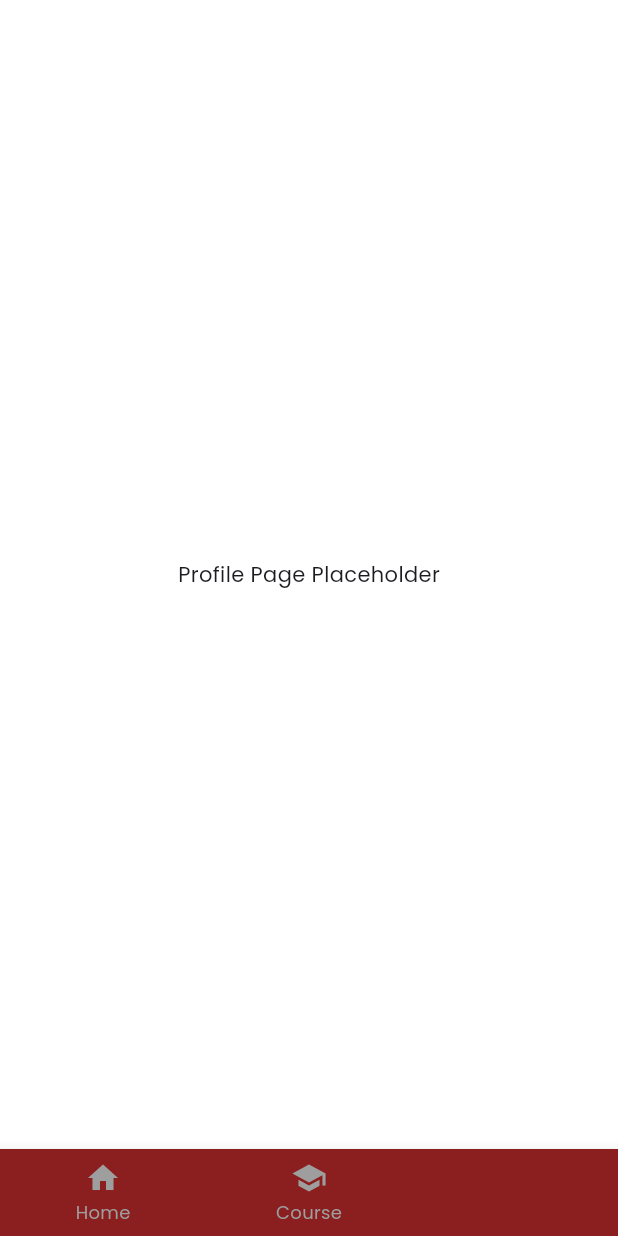
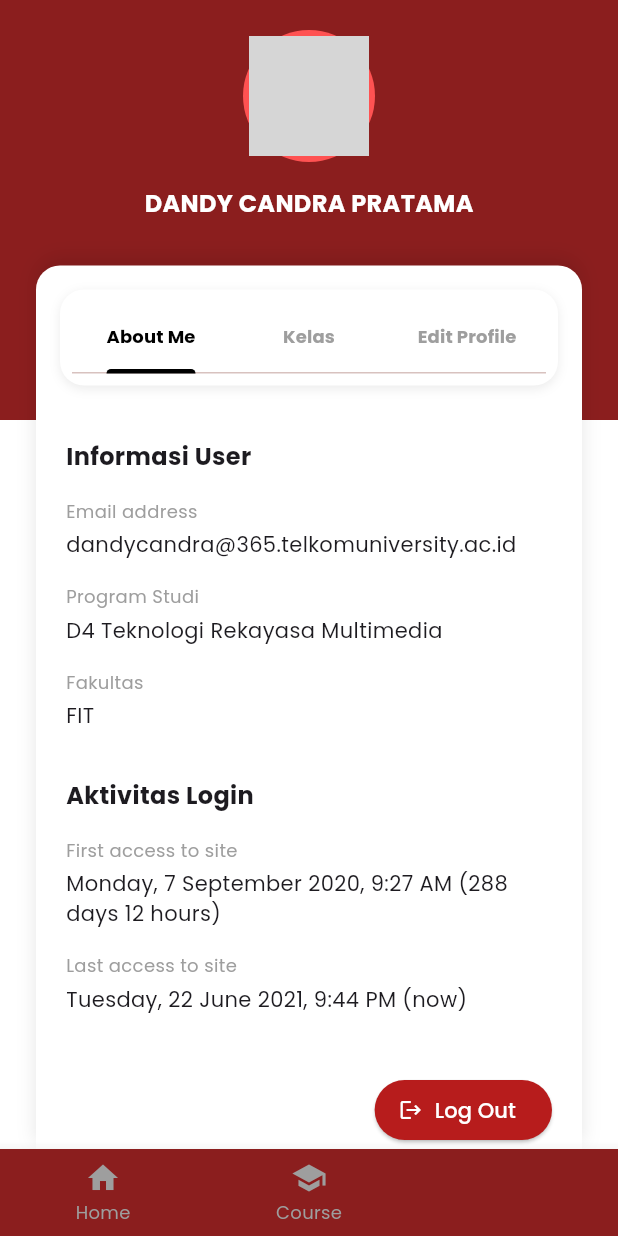
Before and after one commit to iqbalurrofiq/Lentera2, a Flutter app: the HomePage screen opened by its route, item 3 of the bottom bar chosen, on a phone screen of 412 x 824 dp. Run offline on Flutter 3.47's test engine with Material 3 defaults, Android fonts, the phone set to English and light mode, and no system bars; our stand-ins replace google_fonts; network calls fail; grey boxes are pictures that could not be loaded.

Commit message:
Add profile and settings pages

```diff
--- a/lentera/lib/pages/home_page.dart
+++ b/lentera/lib/pages/home_page.dart
@@ -4,6 +4,7 @@ import '../theme/colors.dart';
 import '../widgets/course_card.dart';
 import 'course_detail_page.dart';
 import 'course_page.dart';
+import 'profile_page.dart';
 
 class HomePage extends StatefulWidget {
   const HomePage({super.key});
@@ -27,7 +28,7 @@ class _HomePageState extends State<HomePage> {
     final List<Widget> pages = [
       _buildDashboard(context),
       const CoursePage(),
-      const Center(child: Text('Profile Page Placeholder')),
+      const ProfilePage(),
     ];
 
     return Scaffold(
--- /dev/null
+++ b/lentera/lib/pages/profile_page.dart
@@ -0,0 +1,325 @@
+import 'package:flutter/material.dart';
+import '../models/course_model.dart';
+import '../theme/colors.dart';
+import '../widgets/course_card.dart';
+import 'course_detail_page.dart';
+
+class ProfilePage extends StatefulWidget {
+  const ProfilePage({super.key});
+
+  @override
+  State<ProfilePage> createState() => _ProfilePageState();
+}
+
+class _ProfilePageState extends State<ProfilePage> with SingleTickerProviderStateMixin {
+  late TabController _tabController;
+
+  @override
+  void initState() {
+    super.initState();
+    _tabController = TabController(length: 3, vsync: this);
+  }
+
+  @override
+  void dispose() {
+    _tabController.dispose();
+    super.dispose();
+  }
+
+  @override
+  Widget build(BuildContext context) {
+    return Scaffold(
+      backgroundColor: Colors.white,
+      body: Stack(
+        children: [
+          // Maroon Header Background
+          Container(
+            height: 280, // Height for header
+            decoration: const BoxDecoration(
+              color: AppColors.primary,
+              borderRadius: BorderRadius.only(
+                bottomLeft: Radius.circular(0), // Screenshot looks simpler, but let's stick to simple flat or slight curve? The design shows just a block.
+                // Wait, the screenshot shows a red header, and the white part containing tabs overlaps it.
+              ),
+            ),
+          ),
+
+          SafeArea(
+            child: Column(
+              children: [
+                const SizedBox(height: 20),
+                // Profile Image & Name
+                 Center(
+                   child: Column(
+                     children: [
+                       Container(
+                         padding: const EdgeInsets.all(4),
+                         decoration: const BoxDecoration(
+                           color: Colors.redAccent, // Slightly lighter red ring
+                           shape: BoxShape.circle,
+                         ),
+                         child: const CircleAvatar(
+                           radius: 40,
+                           backgroundImage: NetworkImage('https://i.pravatar.cc/150?img=11'), // Dummy image
+                         ),
+                       ),
+                       const SizedBox(height: 16),
+                       const Text(
+                         'DANDY CANDRA PRATAMA',
+                         style: TextStyle(
+                           color: Colors.white,
+                           fontSize: 16,
+                           fontWeight: FontWeight.bold,
+                         ),
+                       ),
+                     ],
+                   ),
+                 ),
+                 const SizedBox(height: 30),
+
+                 // Floating Tab Section
+                 Expanded(
+                   child: Container(
+                     margin: const EdgeInsets.symmetric(horizontal: 24),
+                     decoration: BoxDecoration(
+                       color: Colors.white,
+                       borderRadius: const BorderRadius.only(
+                         topLeft: Radius.circular(16),
+                         topRight: Radius.circular(16),
+                       ),
+                       boxShadow: [
+                         BoxShadow(
+                           color: Colors.black.withOpacity(0.1),
+                           blurRadius: 10,
+                           offset: const Offset(0, -5),
+                         ),
+                       ],
+                     ),
+                     child: Column(
+                       children: [
+                         // Tab Bar
+                         Container(
+                           padding: const EdgeInsets.all(8),
+                           decoration: BoxDecoration(
+                             color: Colors.white,
+                             borderRadius: BorderRadius.circular(16),
+                             boxShadow: [
+                               BoxShadow(
+                                 color: Colors.grey.withOpacity(0.2),
+                                 blurRadius: 5,
+                                 offset: const Offset(0, 2),
+                               ),
+                             ],
+                           ),
+                           margin: const EdgeInsets.all(16),
+                           child: TabBar(
+                             controller: _tabController,
+                             labelColor: Colors.black,
+                             unselectedLabelColor: Colors.grey,
+                             indicatorSize: TabBarIndicatorSize.label,
+                             indicatorColor: Colors.black,
+                             labelStyle: const TextStyle(fontSize: 12, fontWeight: FontWeight.bold),
+                             tabs: const [
+                               Tab(text: "About Me"),
+                               Tab(text: "Kelas"),
+                               Tab(text: "Edit Profile"),
+                             ],
+                           ),
+                         ),
+
+                         // Content
+                         Expanded(
+                           child: TabBarView(
+                             controller: _tabController,
+                             children: [
+                               _buildAboutMeTab(),
+                               _buildKelasTab(),
+                               _buildEditProfileTab(),
+                             ],
+                           ),
+                         ),
+                       ],
+                     ),
+                   ),
+                 ),
+              ],
+            ),
+          ),
+        ],
+      ),
+    );
+  }
+
+  Widget _buildAboutMeTab() {
+    return SingleChildScrollView(
+      padding: const EdgeInsets.all(20),
+      child: Column(
+        crossAxisAlignment: CrossAxisAlignment.start,
+        children: [
+          const Text(
+            'Informasi User',
+            style: TextStyle(fontWeight: FontWeight.bold, fontSize: 16),
+          ),
+          const SizedBox(height: 16),
+          _buildInfoItem('Email address', 'dandycandra@365.telkomuniversity.ac.id'),
+          const SizedBox(height: 16),
+          _buildInfoItem('Program Studi', 'D4 Teknologi Rekayasa Multimedia'),
+           const SizedBox(height: 16),
+          _buildInfoItem('Fakultas', 'FIT'),
+
+          const SizedBox(height: 32),
+           const Text(
+            'Aktivitas Login',
+            style: TextStyle(fontWeight: FontWeight.bold, fontSize: 16),
+          ),
+          const SizedBox(height: 16),
+          _buildInfoItem('First access to site', 'Monday, 7 September 2020, 9:27 AM (288 days 12 hours)'),
+          const SizedBox(height: 16),
+          _buildInfoItem('Last access to site', 'Tuesday, 22 June 2021, 9:44 PM (now)'),
+
+          const SizedBox(height: 40),
+
+          // Logout Button
+          Align(
+            alignment: Alignment.bottomRight,
+            child: ElevatedButton.icon(
+              onPressed: () {
+                Navigator.of(context).pushReplacementNamed('/login');
+              },
+               icon: const Icon(Icons.logout, size: 16),
+              label: const Text('Log Out'),
+              style: ElevatedButton.styleFrom(
+                backgroundColor: const Color(0xFFB71C1C),
+                foregroundColor: Colors.white,
+                shape: RoundedRectangleBorder(
+                  borderRadius: BorderRadius.circular(20),
+                ),
+              ),
+            ),
+          ),
+          const SizedBox(height: 20),
+        ],
+      ),
+    );
+  }
+
+  Widget _buildInfoItem(String label, String value) {
+    return Column(
+      crossAxisAlignment: CrossAxisAlignment.start,
+      children: [
+        Text(label, style: const TextStyle(fontSize: 12, color: Colors.grey)),
+        const SizedBox(height: 4),
+        Text(value, style: const TextStyle(fontSize: 14)),
+      ],
+    );
+  }
+
+  Widget _buildKelasTab() {
+    final courses = Course.dummyCourses;
+    return ListView.builder(
+      padding: const EdgeInsets.symmetric(horizontal: 20, vertical: 0),
+      itemCount: courses.length,
+      itemBuilder: (context, index) {
+        final course = courses[index];
+        return InkWell(
+          onTap: () {
+             Navigator.push(
+                context,
+                MaterialPageRoute(
+                  builder: (context) => CourseDetailPage(course: course),
+                ),
+              );
+          },
+          child: CourseCard(course: course),
+        );
+      },
+    );
+  }
+
+  Widget _buildEditProfileTab() {
+    return SingleChildScrollView(
+      padding: const EdgeInsets.all(20),
+      child: Column(
+        crossAxisAlignment: CrossAxisAlignment.start,
+        children: [
+          const Text(
+            'Pengaturan Akun',
+            style: TextStyle(fontWeight: FontWeight.bold, fontSize: 16),
+          ),
+          const SizedBox(height: 24),
+
+          const Text('Ubah Password', style: TextStyle(fontWeight: FontWeight.bold)),
+          const SizedBox(height: 16),
+
+          const TextField(
+            obscureText: true,
+            decoration: InputDecoration(
+              labelText: 'Password Lama',
+              border: OutlineInputBorder(),
+              isDense: true,
+            ),
+          ),
+          const SizedBox(height: 16),
+          const TextField(
+             obscureText: true,
+            decoration: InputDecoration(
+              labelText: 'Password Baru',
+              border: OutlineInputBorder(),
+              isDense: true,
+            ),
+          ),
+          const SizedBox(height: 16),
+          const TextField(
+             obscureText: true,
+            decoration: InputDecoration(
+              labelText: 'Konfirmasi Password Baru',
+              border: OutlineInputBorder(),
+              isDense: true,
+            ),
+          ),
+
+          const SizedBox(height: 16),
+          SizedBox(
+            width: double.infinity,
+            child: ElevatedButton(
+              onPressed: () {},
+              style: ElevatedButton.styleFrom(
+                backgroundColor: AppColors.primary,
+                foregroundColor: Colors.white,
+              ),
+              child: const Text('Simpan Password'),
+            ),
+          ),
+
+          const SizedBox(height: 40),
+          const Text(
+            'Tentang Aplikasi',
+            style: TextStyle(fontWeight: FontWeight.bold, fontSize: 16),
+          ),
+           const SizedBox(height: 16),
+           const Text(
+             'Lentera LMS Mobile v1.0.0\nDeveloped by Tim Iqbal',
+             style: TextStyle(color: Colors.grey),
+           ),
+
+           const SizedBox(height: 40),
+             // Logout Button also here
+          Align(
+            alignment: Alignment.center,
+            child: OutlinedButton.icon(
+              onPressed: () {
+                Navigator.of(context).pushReplacementNamed('/login');
+              },
+               icon: const Icon(Icons.logout, size: 16),
+              label: const Text('Log Out'),
+              style: OutlinedButton.styleFrom(
+                foregroundColor: const Color(0xFFB71C1C),
+                side: const BorderSide(color: Color(0xFFB71C1C)),
+              ),
+            ),
+          ),
+        ],
+      ),
+    );
+  }
+}
```
